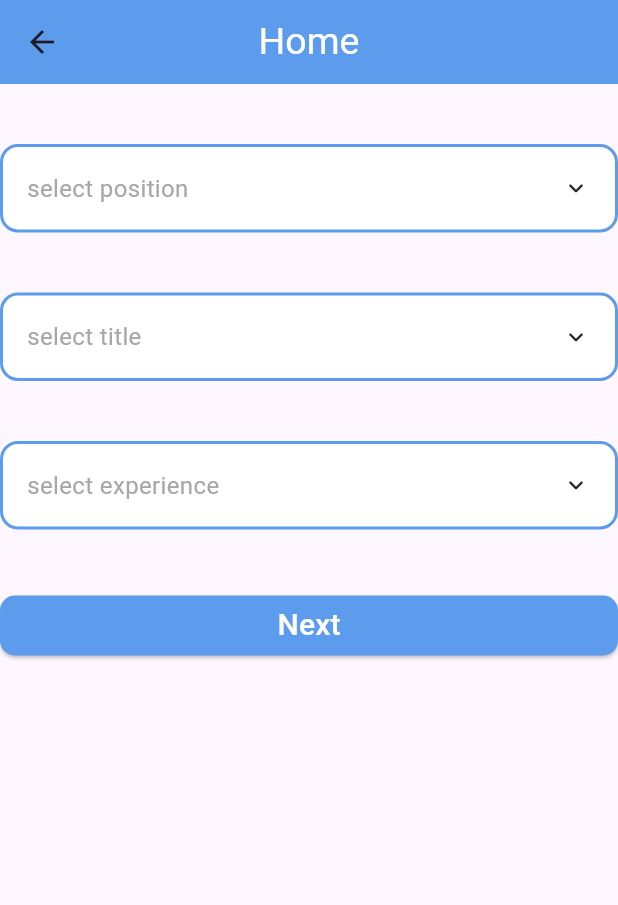
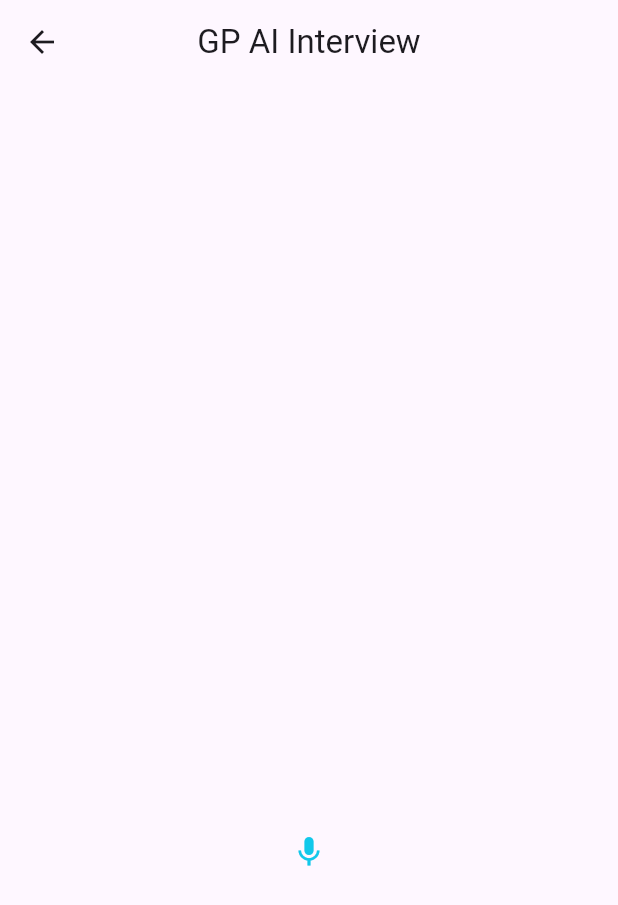
Before and after one commit to mostafamagde/AI_interview_prototype, a Flutter app: the HomePage screen opened by its route, on a phone screen of 412 x 824 dp. Shown: the top 905 px of the screen. Run offline on Flutter 3.47's test engine with Material 3 defaults, Android fonts, the phone set to English and light mode, and no system bars; drawn by our look-alikes of animated_custom_dropdown, avatar_glow, modal_progress_hud_nsn; our stand-ins replace device_info_plus, google_generative_ai, permission_handler, speech_to_text; missing offline and left inert: flutter_sound.

Commit message:
create prototype

```diff
--- a/lib/core/routes_manager/route_generator.dart
+++ b/lib/core/routes_manager/route_generator.dart
@@ -1,16 +1,15 @@
 import 'package:ai_interview_prototype/core/routes_manager/routes_names.dart';
+import 'package:ai_interview_prototype/features/home_page/home_page.dart';
+import 'package:ai_interview_prototype/features/speech_to_text/speech_to_text.dart';
+import 'package:ai_interview_prototype/features/splash_view/splash.dart';
 import 'package:flutter/material.dart';
-
-import '../../features/home_page/home_page.dart';
-import '../../features/speech_to_text/speech_to_text.dart';
-import '../../features/splash_view/splash.dart';
 
 class RouteGenerator {
   static Route<dynamic> generateRoutes(RouteSettings settings) {
     switch (settings.name) {
       case RoutesNames.homeView:
         return MaterialPageRoute(
-          builder: (context) =>  HomePage(),
+          builder: (context) => const HomePage(),
           settings: settings,
         );
 
--- a/lib/core/routes_manager/routes_names.dart
+++ b/lib/core/routes_manager/routes_names.dart
@@ -1,5 +1,5 @@
-   class RoutesNames {
-  static const String splashView="/";
-  static const String speechView="speechView";
-  static const String homeView="homeView";
+class RoutesNames {
+  static const String splashView = "/";
+  static const String speechView = "SpeechView";
+  static const String homeView = "HomeView";
 }
--- a/lib/features/home_page/home_page.dart
+++ b/lib/features/home_page/home_page.dart
@@ -1,145 +1,66 @@
-import 'package:animated_custom_dropdown/custom_dropdown.dart';
+import 'package:ai_interview_prototype/core/voice_recognition/recorder_manager.dart';
+import 'package:ai_interview_prototype/core/voice_recognition/stt.dart';
+import 'package:ai_interview_prototype/core/voice_recognition/tts.dart';
+import 'package:ai_interview_prototype/features/home_page/mic_icon.dart';
+import 'package:modal_progress_hud_nsn/modal_progress_hud_nsn.dart';
+import 'package:flutter/material.dart';
+import 'dart:io';
 
-import 'package:flutter/material.dart';
+class HomePage extends StatefulWidget {
+  const HomePage({super.key});
 
-import '../../core/routes_manager/routes_names.dart';
-import '../../models/job_description.dart';
+  @override
+  State<HomePage> createState() => _HomePageState();
+}
 
+class _HomePageState extends State<HomePage> {
+  late bool isLoading;
+  late String text;
+  String? path;
 
-
-class HomePage extends StatelessWidget {
-
+  @override
+  void initState() {
+    isLoading = false;
+    text = "";
+    super.initState();
+  }
 
   @override
   Widget build(BuildContext context) {
-    var formKey = GlobalKey<FormState>();
-    String? title = "";
-    String? role = "";
-    int? exp = 0;
-
-    return Scaffold(
-      appBar: AppBar(
-        backgroundColor: Color(0xFF5D9CEC),
-        centerTitle: true,
-        title: Text(
-          "Home",
-          style: TextStyle(
-            color: Colors.white,
-            fontSize: 25,
+    return ModalProgressHUD(
+      inAsyncCall: isLoading,
+      child: Scaffold(
+        appBar: AppBar(
+          centerTitle: true,
+          title: const Text('GP AI Interview'),
+        ),
+        body: Center(
+          child: Padding(
+            padding: const EdgeInsets.all(15),
+            child: Column(
+              mainAxisSize: MainAxisSize.max,
+              mainAxisAlignment: MainAxisAlignment.spaceEvenly,
+              children: [
+                Text(text, style: const TextStyle(fontSize: 28)),
+                GlowAvatarIcon(
+                  icon: Icons.mic,
+                  onPressed: (enabled) async {
+                    if (enabled) {
+                      path = await startRecording(audioFileName);
+                    } else if (!enabled && path != null) {
+                      await stopRecording();
+                      text = await sendAudioToServer(path!);
+                      setState(() {});
+                      String audioPath = await recieveAudioFromServer(text);
+                      await startPlayAudio(audioPath);
+                      await File(path!).delete();
+                      await File(audioPath).delete();
+                    }
+                  },
+                ),
+              ],
+            ),
           ),
-        ),
-      ),
-      body: Form(
-        key: formKey,
-        child: Column(
-          crossAxisAlignment: CrossAxisAlignment.stretch,
-          children: [
-            SizedBox(
-              height: 40,
-            ),
-            CustomDropdown(
-              hintText: "select position",
-              validateOnChange: true,
-              validator: (value) => value == null ? "Must not be null" : null,
-              items: [
-                "backend",
-                "front",
-                "security",
-                "ui",
-              ],
-              onChanged: (val) {
-                role = val;
-              },
-              decoration: CustomDropdownDecoration(
-                closedBorder: Border.all(
-                  width: 2,
-                  color: Color(0xFF5D9CEC),
-                ),
-              ),
-            ),
-            SizedBox(
-              height: 40,
-            ),
-            CustomDropdown(
-              hintText: "select title ",
-              validateOnChange: true,
-              validator: (value) => value == null ? "Must not be null" : null,
-              items: [
-                "fresh",
-                "senior",
-                "junior",
-              ],
-              onChanged: (val) {
-                title = val;
-              },
-              decoration: CustomDropdownDecoration(
-                closedBorder: Border.all(
-                  width: 2,
-                  color: Color(0xFF5D9CEC),
-                ),
-              ),
-            ),
-            SizedBox(
-              height: 40,
-            ),
-            CustomDropdown(
-              hintText: "select experience ",
-              validateOnChange: true,
-              validator: (value) => value == null ? "Must not be null" : null,
-              items: [
-                1,
-                2,
-                3,
-                4,
-                5,
-                6,
-                7,
-                8,
-                9,
-                10,
-              ],
-              onChanged: (val) {
-                exp = val;
-              },
-              decoration: CustomDropdownDecoration(
-                closedBorder: Border.all(
-                  width: 2,
-                  color: Color(0xFF5D9CEC),
-                ),
-              ),
-            ),
-            SizedBox(
-              height: 40,
-            ),
-            ElevatedButton(
-              onPressed: () {
-                if (formKey.currentState!.validate()) {
-                  Navigator.pushNamed(
-                    context,
-                    RoutesNames.speechView,
-                    arguments: JobDescription(
-                      title: title!,
-                      experience: exp!,
-                      role: role!,
-                    ),
-                  );
-                }
-              },
-              style: ElevatedButton.styleFrom(
-                backgroundColor: Color(0xFF5D9CEC),
-                shape: RoundedRectangleBorder(
-                  borderRadius: BorderRadius.circular(10),
-                ),
-              ),
-              child: Text(
-                "Next",
-                style: TextStyle(
-                  color: Colors.white,
-                  fontSize: 20,
-                ),
-              ),
-            )
-          ],
         ),
       ),
     );
--- /dev/null
+++ b/lib/features/home_page/mic_icon.dart
@@ -0,0 +1,46 @@
+import 'package:avatar_glow/avatar_glow.dart';
+import 'package:flutter/material.dart';
+
+class GlowAvatarIcon extends StatefulWidget {
+  const GlowAvatarIcon({super.key, this.onPressed, required this.icon});
+
+  final Future<void> Function(bool enabled)? onPressed;
+  final IconData icon;
+
+  @override
+  State<GlowAvatarIcon> createState() => _GlowAvatarIconState();
+}
+
+class _GlowAvatarIconState extends State<GlowAvatarIcon> {
+  late bool enabled;
+
+  @override
+  void initState() {
+    enabled = false;
+    super.initState();
+  }
+
+  @override
+  Widget build(BuildContext context) {
+    return GestureDetector(
+      onTap: () async {
+        enabled = !enabled;
+        setState(() {});
+        await widget.onPressed?.call(enabled);
+      },
+      child: SizedBox(
+        height: 50,
+        width: 50,
+        child: AvatarGlow(
+          repeat: true,
+          animate: enabled,
+          glowColor: const Color(0xff11c8ea),
+          child: Padding(
+            padding: const EdgeInsets.all(5),
+            child: Icon(widget.icon, color: const Color(0xff11c8ea)),
+          ),
+        ),
+      ),
+    );
+  }
+}
--- a/lib/main.dart
+++ b/lib/main.dart
@@ -1,5 +1,4 @@
 import 'package:flutter/material.dart';
-
 import 'core/routes_manager/route_generator.dart';
 import 'core/routes_manager/routes_names.dart';
 
```
Also changed, not shown: lib/core/VoiceRecognition/STT.dart (deleted, +0 -83 lines), lib/core/voice_recognition/file_manager.dart (added, +38 -0 lines), lib/core/voice_recognition/recorder_manager.dart (added, +60 -0 lines), lib/core/voice_recognition/stt.dart (added, +34 -0 lines), lib/core/voice_recognition/tts.dart (renamed from lib/core/VoiceRecognition/TTS.dart, +6 -25 lines), lib/features/speech_to_text/speech_to_text.dart (+9 -13 lines), lib/features/splash_view/splash.dart (+10 -8 lines), pubspec.yaml (+6 -9 lines), pubspec.lock, 8 other files.
